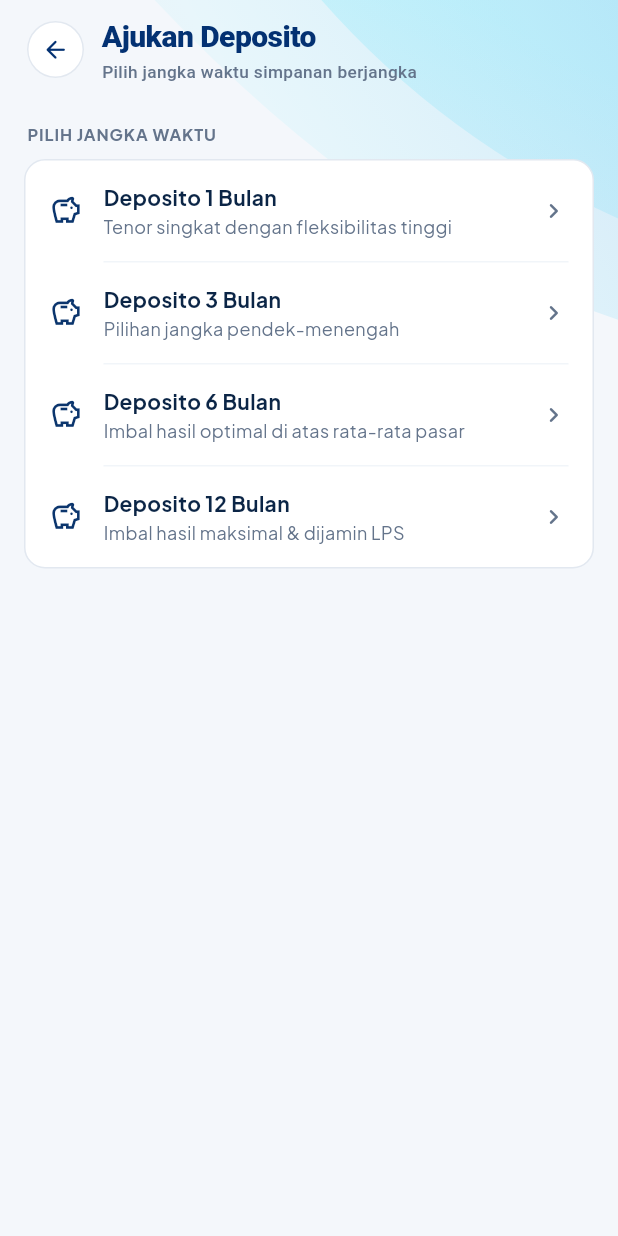
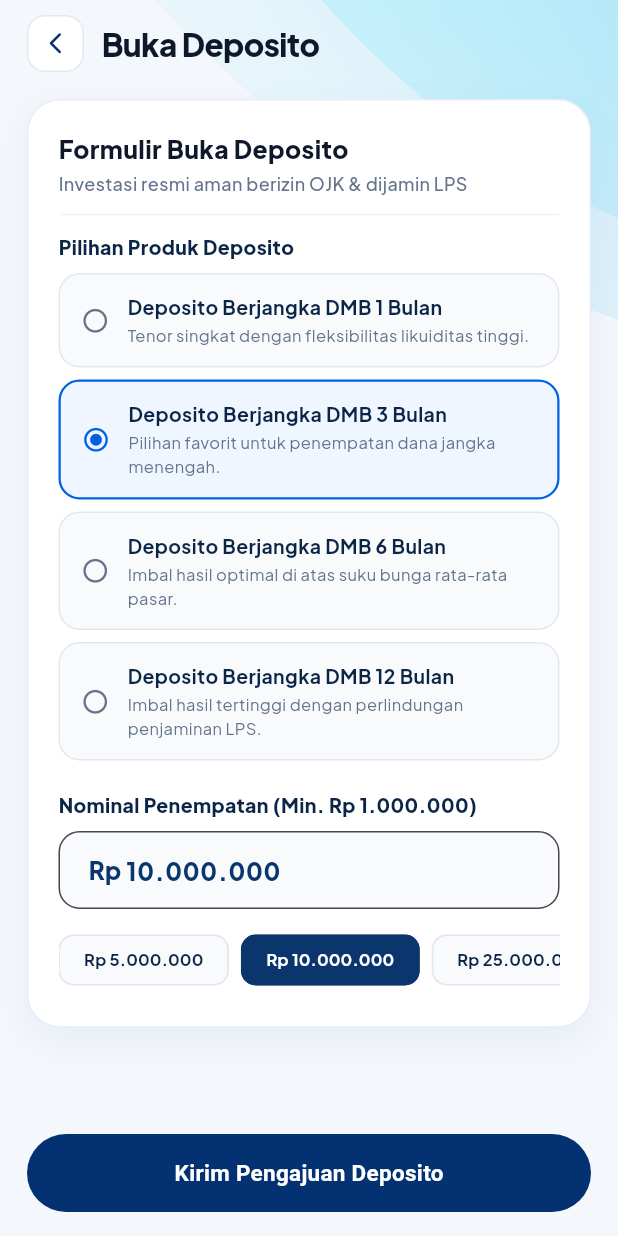
Before and after one commit to hunderwearofficial-stack/Mbanking_DMB, a Flutter app: the FigmaMenuGrid widget shown alone on an empty page, opened directly, after a tap on an icon or button, on a phone screen of 412 x 824 dp. Run offline on Flutter 3.47's test engine with Material 3 defaults, Android fonts, the phone set to English and light mode, and no system bars; our stand-ins replace dio, equatable, firebase_core, firebase_messaging, flutter_bloc, flutter_local_notifications and 4 more; missing offline and left inert: local_auth_android, pdfx; accounts and stored records are empty.

Commit message:
refactor(mobile): open loan and deposit application forms directly without intermediate picker

```diff
--- a/m_banking_bpr/lib/presentation/screens/home/widgets/quick_menu_grid.dart
+++ b/m_banking_bpr/lib/presentation/screens/home/widgets/quick_menu_grid.dart
@@ -1,6 +1,8 @@
 import 'package:flutter/material.dart';
 import '../../account/balance_summary_screen.dart';
+import '../../deposit/deposit_application_bottom_sheet.dart';
 import '../../deposit/deposit_screen.dart';
+import '../../loan/loan_application_bottom_sheet.dart';
 import '../../loan/loan_schedule_list_screen.dart';
 import '../../loan/loan_screen.dart';
 import '../../mutation/mutation_screen.dart';
@@ -70,16 +72,12 @@ class FigmaMenuGrid extends StatelessWidget {
       (
         label: 'Ajukan\nKredit',
         iconType: _DmbMenuIconType.applyCredit,
-        onTap: () => Navigator.of(context).push(
-          MaterialPageRoute(builder: (_) => const LoanCategoryApplyScreen()),
-        ),
+        onTap: () => LoanApplicationBottomSheet.show(context),
       ),
       (
         label: 'Ajukan\nDeposito',
         iconType: _DmbMenuIconType.applyDeposit,
-        onTap: () => Navigator.of(context).push(
-          MaterialPageRoute(builder: (_) => const DepositTenorApplyScreen()),
-        ),
+        onTap: () => DepositApplicationBottomSheet.show(context),
       ),
       (
         label: 'Status\nPengajuan',
--- a/m_banking_bpr/lib/presentation/screens/product/apply_hub_screen.dart
+++ b/m_banking_bpr/lib/presentation/screens/product/apply_hub_screen.dart
@@ -54,9 +54,7 @@ Future<void> showApplyBottomSheet(BuildContext context) {
                             label: 'Kredit',
                             onTap: () {
                               Navigator.pop(dialogCtx);
-                              Navigator.of(context).push(
-                                MaterialPageRoute(builder: (_) => const LoanCategoryApplyScreen()),
-                              );
+                              LoanApplicationBottomSheet.show(context);
                             },
                           ),
                           _BubbleMenuRow(
@@ -74,9 +72,7 @@ Future<void> showApplyBottomSheet(BuildContext context) {
                             label: 'Deposito',
                             onTap: () {
                               Navigator.pop(dialogCtx);
-                              Navigator.of(context).push(
-                                MaterialPageRoute(builder: (_) => const DepositTenorApplyScreen()),
-                              );
+                              DepositApplicationBottomSheet.show(context);
                             },
                           ),
                         ],
@@ -210,9 +206,7 @@ class ApplyHubScreen extends StatelessWidget {
                   icon: Icons.credit_card_outlined,
                   title: 'Ajukan Kredit',
                   subtitle: 'KKM, Micro Individual Loan (MIL), Kredit Multi Guna (KMG)',
-                  onTap: () => Navigator.of(context).push(
-                    MaterialPageRoute(builder: (_) => const LoanCategoryApplyScreen()),
-                  ),
+                  onTap: () => LoanApplicationBottomSheet.show(context),
                 ),
                 const Divider(height: 1, indent: 52, endIndent: 16, color: Color(0xFFF1F5F9)),
                 _CleanMenuTile(
@@ -260,148 +254,6 @@ class ApplyHubScreen extends StatelessWidget {
               onTap: () => Navigator.of(context).push(
                 MaterialPageRoute(builder: (_) => const ApplicationStatusScreen()),
               ),
-            ),
-          ),
-        ],
-      ),
-    );
-  }
-}
-
-/// Pilihan Ajukan Kredit: KKM, MIL, KMG -> e-form
-class LoanCategoryApplyScreen extends StatelessWidget {
-  const LoanCategoryApplyScreen({super.key});
-
-  @override
-  Widget build(BuildContext context) {
-    final options = [
-      (
-        title: 'Kredit Kelompok Mandiri (KKM)',
-        subtitle: 'Pembiayaan kelompok KKM Reguler & KILAT KKM',
-        productName: 'Kredit Kelompok Mandiri (KKM)',
-        icon: Icons.people_outline_rounded,
-      ),
-      (
-        title: 'Micro Individual Loan (MIL)',
-        subtitle: 'Modal kerja usaha mikro perorangan',
-        productName: 'Micro Individual Loan (MIL)',
-        icon: Icons.storefront_outlined,
-      ),
-      (
-        title: 'Kredit Multi Guna (KMG)',
-        subtitle: 'Pembiayaan serbaguna & kebutuhan konsumtif',
-        productName: 'Kredit Multi Guna (KMG)',
-        icon: Icons.description_outlined,
-      ),
-    ];
-
-    return _dmbApplyScaffold(
-      title: 'Ajukan Kredit',
-      subtitle: 'Pilih fasilitas pinjaman sesuai kebutuhan Anda',
-      body: ListView(
-        padding: const EdgeInsets.all(16),
-        children: [
-          Padding(
-            padding: const EdgeInsets.only(left: 2, bottom: 8),
-            child: Text(
-              'PILIH JENIS KREDIT',
-              style: GoogleFonts.plusJakartaSans(
-                fontSize: 11,
-                fontWeight: FontWeight.w700,
-                letterSpacing: 0.6,
-                color: AppColors.textMuted,
-              ),
-            ),
-          ),
-          Container(
-            decoration: BoxDecoration(
-              color: Colors.white,
-              borderRadius: BorderRadius.circular(14),
-              border: Border.all(color: const Color(0xFFE2E8F0)),
-            ),
-            child: Column(
-              children: List.generate(options.length, (i) {
-                final o = options[i];
-                return Column(
-                  children: [
-                    _CleanMenuTile(
-                      icon: o.icon,
-                      title: o.title,
-                      subtitle: o.subtitle,
-                      onTap: () => LoanApplicationBottomSheet.show(
-                        context,
-                        initialProductName: o.productName,
-                      ),
-                    ),
-                    if (i < options.length - 1)
-                      const Divider(height: 1, indent: 52, endIndent: 16, color: Color(0xFFF1F5F9)),
-                  ],
-                );
-              }),
-            ),
-          ),
-        ],
-      ),
-    );
-  }
-}
-
-/// Pilihan Ajukan Deposito: 1, 3, 6, 12 Bulan -> e-form
-class DepositTenorApplyScreen extends StatelessWidget {
-  const DepositTenorApplyScreen({super.key});
-
-  @override
-  Widget build(BuildContext context) {
-    final tenors = [
-      (months: 1, label: 'Deposito 1 Bulan', desc: 'Tenor singkat dengan fleksibilitas tinggi'),
-      (months: 3, label: 'Deposito 3 Bulan', desc: 'Pilihan jangka pendek-menengah'),
-      (months: 6, label: 'Deposito 6 Bulan', desc: 'Imbal hasil optimal di atas rata-rata pasar'),
-      (months: 12, label: 'Deposito 12 Bulan', desc: 'Imbal hasil maksimal & dijamin LPS'),
-    ];
-
-    return _dmbApplyScaffold(
-      title: 'Ajukan Deposito',
-      subtitle: 'Pilih jangka waktu simpanan berjangka',
-      body: ListView(
-        padding: const EdgeInsets.all(16),
-        children: [
-          Padding(
-            padding: const EdgeInsets.only(left: 2, bottom: 8),
-            child: Text(
-              'PILIH JANGKA WAKTU',
-              style: GoogleFonts.plusJakartaSans(
-                fontSize: 11,
-                fontWeight: FontWeight.w700,
-                letterSpacing: 0.6,
-                color: AppColors.textMuted,
-              ),
-            ),
-          ),
-          Container(
-            decoration: BoxDecoration(
-              color: Colors.white,
-              borderRadius: BorderRadius.circular(14),
-              border: Border.all(color: const Color(0xFFE2E8F0)),
-            ),
-            child: Column(
-              children: List.generate(tenors.length, (i) {
-                final t = tenors[i];
-                return Column(
-                  children: [
-                    _CleanMenuTile(
-                      icon: Icons.savings_outlined,
-                      title: t.label,
-                      subtitle: t.desc,
-                      onTap: () => DepositApplicationBottomSheet.show(
-                        context,
-                        initialTenorMonths: t.months,
-                      ),
-                    ),
-                    if (i < tenors.length - 1)
-                      const Divider(height: 1, indent: 52, endIndent: 16, color: Color(0xFFF1F5F9)),
-                  ],
-                );
-              }),
             ),
           ),
         ],
```
